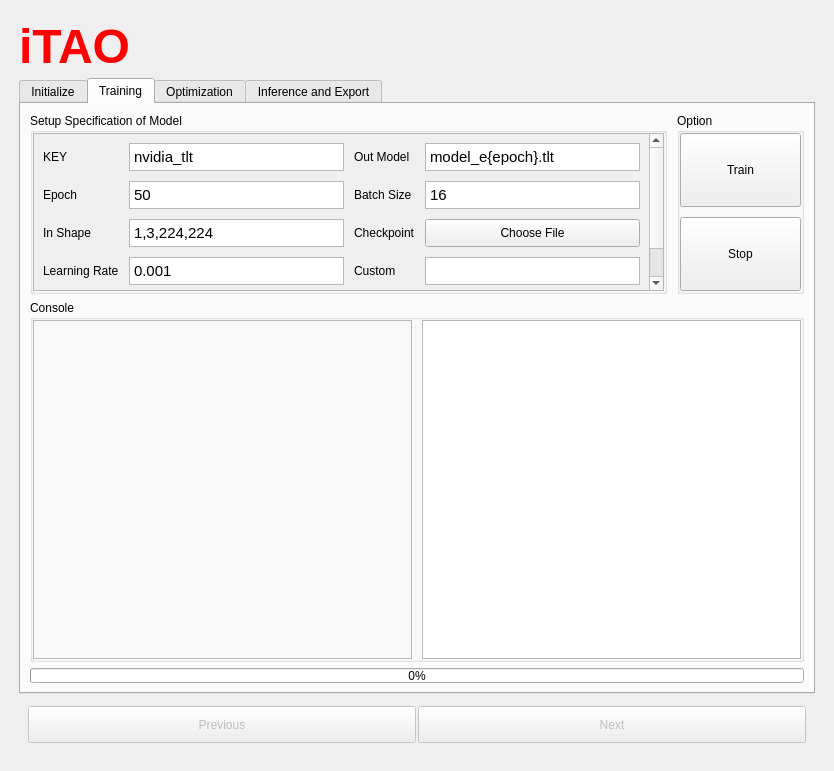
Above: itao_v0.2.ui from p513817/itao-demo before the change. Below: the same form after it.
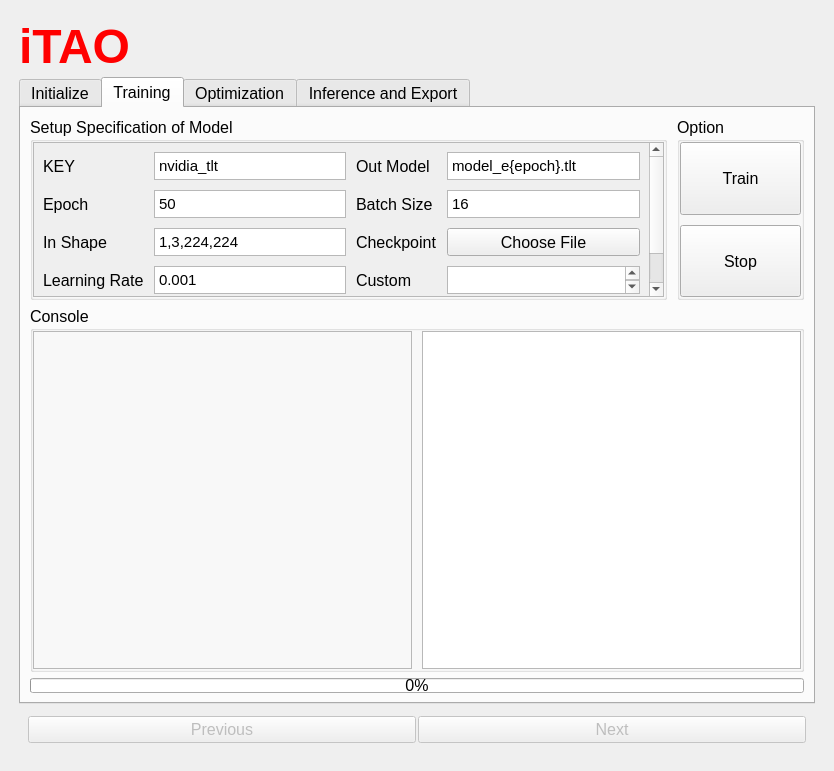
That is the form after the change. The open tabs and pages were chosen to show the change.

```diff
--- a/itao_v0.2.ui
+++ b/itao_v0.2.ui
@@ -19,6 +19,12 @@
     <verstretch>0</verstretch>
    </sizepolicy>
   </property>
+  <property name="font">
+   <font>
+    <family>Arial</family>
+    <pointsize>12</pointsize>
+   </font>
+  </property>
   <property name="windowTitle">
    <string/>
   </property>
@@ -75,12 +81,30 @@
       <property name="toolTip">
        <string>&lt;html&gt;&lt;head/&gt;&lt;body&gt;&lt;p&gt;Init&lt;/p&gt;&lt;/body&gt;&lt;/html&gt;</string>
       </property>
+      <property name="tabPosition">
+       <enum>QTabWidget::North</enum>
+      </property>
       <property name="tabShape">
        <enum>QTabWidget::Rounded</enum>
       </property>
       <property name="currentIndex">
        <number>3</number>
       </property>
+      <property name="elideMode">
+       <enum>Qt::ElideNone</enum>
+      </property>
+      <property name="usesScrollButtons">
+       <bool>false</bool>
+      </property>
+      <property name="documentMode">
+       <bool>false</bool>
+      </property>
+      <property name="tabsClosable">
+       <bool>false</bool>
+      </property>
+      <property name="movable">
+       <bool>false</bool>
+      </property>
       <property name="tabBarAutoHide">
        <bool>false</bool>
       </property>
@@ -634,6 +658,12 @@
                       <height>28</height>
                      </size>
                     </property>
+                    <property name="font">
+                     <font>
+                      <family>Arial</family>
+                      <pointsize>12</pointsize>
+                     </font>
+                    </property>
                    </widget>
                   </item>
                   <item row="2" column="2">
@@ -682,12 +712,18 @@
                       <height>28</height>
                      </size>
                     </property>
+                    <property name="font">
+                     <font>
+                      <family>Arial</family>
+                      <pointsize>12</pointsize>
+                     </font>
+                    </property>
                     <property name="html">
                      <string>&lt;!DOCTYPE HTML PUBLIC &quot;-//W3C//DTD HTML 4.0//EN&quot; &quot;http://www.w3.org/TR/REC-html40/strict.dtd&quot;&gt;
 &lt;html&gt;&lt;head&gt;&lt;meta name=&quot;qrichtext&quot; content=&quot;1&quot; /&gt;&lt;style type=&quot;text/css&quot;&gt;
 p, li { white-space: pre-wrap; }
-&lt;/style&gt;&lt;/head&gt;&lt;body style=&quot; font-family:'Ubuntu'; font-size:11pt; font-weight:400; font-style:normal;&quot;&gt;
-&lt;p style=&quot; margin-top:0px; margin-bottom:0px; margin-left:0px; margin-right:0px; -qt-block-indent:0; text-indent:0px;&quot;&gt;50&lt;/p&gt;&lt;/body&gt;&lt;/html&gt;</string>
+&lt;/style&gt;&lt;/head&gt;&lt;body style=&quot; font-family:'Arial'; font-size:12pt; font-weight:400; font-style:normal;&quot;&gt;
+&lt;p style=&quot; margin-top:0px; margin-bottom:0px; margin-left:0px; margin-right:0px; -qt-block-indent:0; text-indent:0px;&quot;&gt;&lt;span style=&quot; font-family:'Ubuntu'; font-size:11pt;&quot;&gt;50&lt;/span&gt;&lt;/p&gt;&lt;/body&gt;&lt;/html&gt;</string>
                     </property>
                    </widget>
                   </item>
@@ -721,12 +757,18 @@
                       <height>28</height>
                      </size>
                     </property>
+                    <property name="font">
+                     <font>
+                      <family>Arial</family>
+                      <pointsize>12</pointsize>
+                     </font>
+                    </property>
                     <property name="html">
                      <string>&lt;!DOCTYPE HTML PUBLIC &quot;-//W3C//DTD HTML 4.0//EN&quot; &quot;http://www.w3.org/TR/REC-html40/strict.dtd&quot;&gt;
 &lt;html&gt;&lt;head&gt;&lt;meta name=&quot;qrichtext&quot; content=&quot;1&quot; /&gt;&lt;style type=&quot;text/css&quot;&gt;
 p, li { white-space: pre-wrap; }
-&lt;/style&gt;&lt;/head&gt;&lt;body style=&quot; font-family:'Ubuntu'; font-size:11pt; font-weight:400; font-style:normal;&quot;&gt;
-&lt;p style=&quot; margin-top:0px; margin-bottom:0px; margin-left:0px; margin-right:0px; -qt-block-indent:0; text-indent:0px;&quot;&gt;nvidia_tlt&lt;/p&gt;&lt;/body&gt;&lt;/html&gt;</string>
+&lt;/style&gt;&lt;/head&gt;&lt;body style=&quot; font-family:'Arial'; font-size:12pt; font-weight:400; font-style:normal;&quot;&gt;
+&lt;p style=&quot; margin-top:0px; margin-bottom:0px; margin-left:0px; margin-right:0px; -qt-block-indent:0; text-indent:0px;&quot;&gt;&lt;span style=&quot; font-family:'Ubuntu'; font-size:11pt;&quot;&gt;nvidia_tlt&lt;/span&gt;&lt;/p&gt;&lt;/body&gt;&lt;/html&gt;</string>
                     </property>
                    </widget>
                   </item>
@@ -763,12 +805,18 @@
                       <height>28</height>
                      </size>
                     </property>
+                    <property name="font">
+                     <font>
+                      <family>Arial</family>
+                      <pointsize>12</pointsize>
+                     </font>
+                    </property>
                     <property name="html">
                      <string>&lt;!DOCTYPE HTML PUBLIC &quot;-//W3C//DTD HTML 4.0//EN&quot; &quot;http://www.w3.org/TR/REC-html40/strict.dtd&quot;&gt;
 &lt;html&gt;&lt;head&gt;&lt;meta name=&quot;qrichtext&quot; content=&quot;1&quot; /&gt;&lt;style type=&quot;text/css&quot;&gt;
 p, li { white-space: pre-wrap; }
-&lt;/style&gt;&lt;/head&gt;&lt;body style=&quot; font-family:'Ubuntu'; font-size:11pt; font-weight:400; font-style:normal;&quot;&gt;
-&lt;p style=&quot; margin-top:0px; margin-bottom:0px; margin-left:0px; margin-right:0px; -qt-block-indent:0; text-indent:0px;&quot;&gt;model_e{epoch}.tlt&lt;/p&gt;&lt;/body&gt;&lt;/html&gt;</string>
+&lt;/style&gt;&lt;/head&gt;&lt;body style=&quot; font-family:'Arial'; font-size:12pt; font-weight:400; font-style:normal;&quot;&gt;
+&lt;p style=&quot; margin-top:0px; margin-bottom:0px; margin-left:0px; margin-right:0px; -qt-block-indent:0; text-indent:0px;&quot;&gt;&lt;span style=&quot; font-family:'Ubuntu'; font-size:11pt;&quot;&gt;model_e{epoch}.tlt&lt;/span&gt;&lt;/p&gt;&lt;/body&gt;&lt;/html&gt;</string>
                     </property>
                    </widget>
                   </item>
@@ -812,6 +860,12 @@
                       <height>28</height>
                      </size>
                     </property>
+                    <property name="font">
+                     <font>
+                      <family>Arial</family>
+                      <pointsize>12</pointsize>
+                     </font>
+                    </property>
                     <property name="text">
                      <string>Choose File</string>
                     </property>
@@ -831,12 +885,18 @@
                       <height>28</height>
                      </size>
                     </property>
+                    <property name="font">
+                     <font>
+                      <family>Arial</family>
+                      <pointsize>12</pointsize>
+                     </font>
+                    </property>
                     <property name="html">
                      <string>&lt;!DOCTYPE HTML PUBLIC &quot;-//W3C//DTD HTML 4.0//EN&quot; &quot;http://www.w3.org/TR/REC-html40/strict.dtd&quot;&gt;
 &lt;html&gt;&lt;head&gt;&lt;meta name=&quot;qrichtext&quot; content=&quot;1&quot; /&gt;&lt;style type=&quot;text/css&quot;&gt;
 p, li { white-space: pre-wrap; }
-&lt;/style&gt;&lt;/head&gt;&lt;body style=&quot; font-family:'Ubuntu'; font-size:11pt; font-weight:400; font-style:normal;&quot;&gt;
-&lt;p style=&quot; margin-top:0px; margin-bottom:0px; margin-left:0px; margin-right:0px; -qt-block-indent:0; text-indent:0px;&quot;&gt;16&lt;/p&gt;&lt;/body&gt;&lt;/html&gt;</string>
+&lt;/style&gt;&lt;/head&gt;&lt;body style=&quot; font-family:'Arial'; font-size:12pt; font-weight:400; font-style:normal;&quot;&gt;
+&lt;p style=&quot; margin-top:0px; margin-bottom:0px; margin-left:0px; margin-right:0px; -qt-block-indent:0; text-indent:0px;&quot;&gt;&lt;span style=&quot; font-family:'Ubuntu'; font-size:11pt;&quot;&gt;16&lt;/span&gt;&lt;/p&gt;&lt;/body&gt;&lt;/html&gt;</string>
                     </property>
                    </widget>
                   </item>
@@ -883,12 +943,18 @@
                       <height>28</height>
                      </size>
                     </property>
+                    <property name="font">
+                     <font>
+                      <family>Arial</family>
+                      <pointsize>12</pointsize>
+                     </font>
+                    </property>
                     <property name="html">
                      <string>&lt;!DOCTYPE HTML PUBLIC &quot;-//W3C//DTD HTML 4.0//EN&quot; &quot;http://www.w3.org/TR/REC-html40/strict.dtd&quot;&gt;
 &lt;html&gt;&lt;head&gt;&lt;meta name=&quot;qrichtext&quot; content=&quot;1&quot; /&gt;&lt;style type=&quot;text/css&quot;&gt;
 p, li { white-space: pre-wrap; }
-&lt;/style&gt;&lt;/head&gt;&lt;body style=&quot; font-family:'Ubuntu'; font-size:11pt; font-weight:400; font-style:normal;&quot;&gt;
-&lt;p style=&quot; margin-top:0px; margin-bottom:0px; margin-left:0px; margin-right:0px; -qt-block-indent:0; text-indent:0px;&quot;&gt;1,3,224,224&lt;/p&gt;&lt;/body&gt;&lt;/html&gt;</string>
+&lt;/style&gt;&lt;/head&gt;&lt;body style=&quot; font-family:'Arial'; font-size:12pt; font-weight:400; font-style:normal;&quot;&gt;
+&lt;p style=&quot; margin-top:0px; margin-bottom:0px; margin-left:0px; margin-right:0px; -qt-block-indent:0; text-indent:0px;&quot;&gt;&lt;span style=&quot; font-family:'Ubuntu'; font-size:11pt;&quot;&gt;1,3,224,224&lt;/span&gt;&lt;/p&gt;&lt;/body&gt;&lt;/html&gt;</string>
                     </property>
                    </widget>
                   </item>
@@ -906,12 +972,18 @@
                       <height>28</height>
                      </size>
                     </property>
+                    <property name="font">
+                     <font>
+                      <family>Arial</family>
+                      <pointsize>12</pointsize>
+                     </font>
+                    </property>
                     <property name="html">
                      <string>&lt;!DOCTYPE HTML PUBLIC &quot;-//W3C//DTD HTML 4.0//EN&quot; &quot;http://www.w3.org/TR/REC-html40/strict.dtd&quot;&gt;
 &lt;html&gt;&lt;head&gt;&lt;meta name=&quot;qrichtext&quot; content=&quot;1&quot; /&gt;&lt;style type=&quot;text/css&quot;&gt;
 p, li { white-space: pre-wrap; }
-&lt;/style&gt;&lt;/head&gt;&lt;body style=&quot; font-family:'Ubuntu'; font-size:11pt; font-weight:400; font-style:normal;&quot;&gt;
-&lt;p style=&quot; margin-top:0px; margin-bottom:0px; margin-left:0px; margin-right:0px; -qt-block-indent:0; text-indent:0px;&quot;&gt;0.001&lt;/p&gt;&lt;/body&gt;&lt;/html&gt;</string>
+&lt;/style&gt;&lt;/head&gt;&lt;body style=&quot; font-family:'Arial'; font-size:12pt; font-weight:400; font-style:normal;&quot;&gt;
+&lt;p style=&quot; margin-top:0px; margin-bottom:0px; margin-left:0px; margin-right:0px; -qt-block-indent:0; text-indent:0px;&quot;&gt;&lt;span style=&quot; font-family:'Ubuntu'; font-size:11pt;&quot;&gt;0.001&lt;/span&gt;&lt;/p&gt;&lt;/body&gt;&lt;/html&gt;</string>
                     </property>
                    </widget>
                   </item>
```
Left out of the diff: 168 changed lines with no effect on the pictures.
